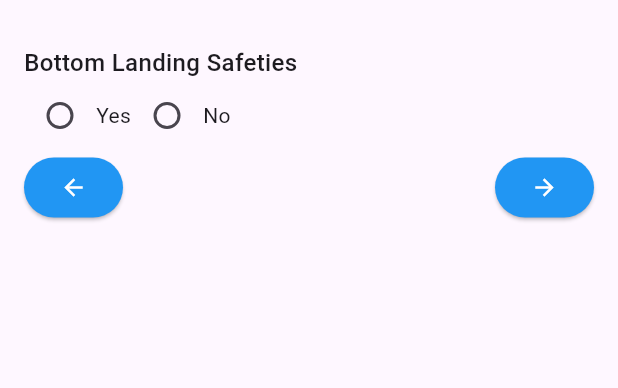
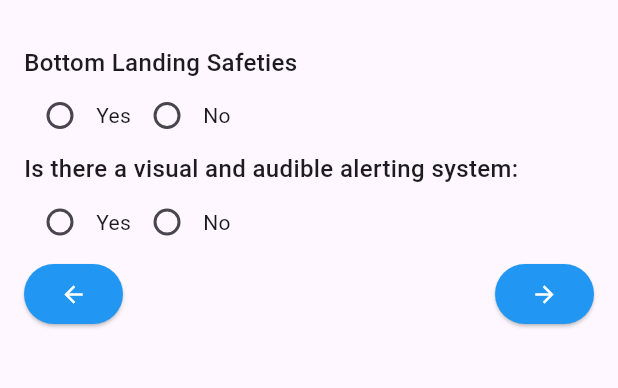
Before and after one commit to Janus-Solutions-Group/permatronics-e2e, a Flutter app: the BeltQuaterlyPage screen opened directly, swiped to page 3, on a phone screen of 412 x 824 dp, the part 63-451 px from its top. Run offline on Flutter 3.47's test engine with Material 3 defaults, Android fonts, the phone set to English and light mode, and no system bars; our stand-ins replace dropdown_search, get_storage, image_picker, pdf, screenshot; missing offline and left inert: gal, syncfusion_flutter_signaturepad; accounts and stored records are empty.

Commit message:
add visual and audible to all landing forms

```diff
--- a/lib/feature/belt/annual/widget/bottom_landing.dart
+++ b/lib/feature/belt/annual/widget/bottom_landing.dart
@@ -541,6 +541,12 @@ class _BottomLandingState extends State<BottomLanding> {
               },
             ),
 
+            CustomRadioTile(
+              id: 'bottom_landing_annual_53a',
+              title: 'Is there a visual and audible alerting system:',
+              values: const ['Yes', 'No'],
+              onChangeValue: (value) {},
+            ),
             CustomTextField(
               id: "bottom_landing_annual_54",
               title: 'Bottom Landing Notes/Comments:',
--- a/lib/feature/belt/quarterly_monthly/widget/bottom_landing.dart
+++ b/lib/feature/belt/quarterly_monthly/widget/bottom_landing.dart
@@ -105,6 +105,12 @@ class _BottomLandingState extends State<BottomLanding> {
                   //     jsonData['bottom_landing_red_warning_light'][value];
                 },
               ),
+            CustomRadioTile(
+              id: 'bottom_landing_5a',
+              title: 'Is there a visual and audible alerting system:',
+              values: const ['Yes', 'No'],
+              onChangeValue: (value) {},
+            ),
             CustomTextField(
               id: "bottom_landing_6",
               title: 'Bottom Landing Comments:',
--- a/lib/feature/belt/quarterly_monthly/widget/bottom_landing_safeties.dart
+++ b/lib/feature/belt/quarterly_monthly/widget/bottom_landing_safeties.dart
@@ -212,6 +212,12 @@ class _BottomLandingSafetiesState extends State<BottomLandingSafeties> {
                   ),
                 ],
               ),
+            CustomRadioTile(
+              id: 'bottom_landing_safeties_12',
+              title: 'Is there a visual and audible alerting system:',
+              values: const ['Yes', 'No'],
+              onChangeValue: (value) {},
+            ),
             Row(
               mainAxisAlignment: MainAxisAlignment.spaceBetween,
               children: [
--- a/lib/feature/belt/quarterly_monthly/widget/intermediate_landing.dart
+++ b/lib/feature/belt/quarterly_monthly/widget/intermediate_landing.dart
@@ -446,6 +446,12 @@ class _IntermediateLandingState extends State<IntermediateLanding> {
                 return const SizedBox.shrink();
               },
             ),
+            CustomRadioTile(
+              id: 'intermediate_landing_qt_${widget.index}_30a',
+              title: 'Is there a visual and audible alerting system:',
+              values: const ['Yes', 'No'],
+              onChangeValue: (value) {},
+            ),
             CustomTextField(
               id: 'intermediate_landing_quartmonth_${widget.index}_33',
               title: 'Intermediate Landing Comments:',
--- a/lib/feature/belt/quarterly_monthly/widget/top_landing.dart
+++ b/lib/feature/belt/quarterly_monthly/widget/top_landing.dart
@@ -366,6 +366,12 @@ class TopLanding extends StatelessWidget {
                 return const SizedBox.shrink();
               },
             ),
+            CustomRadioTile(
+              id: 'top_landing_31a',
+              title: 'Is there a visual and audible alerting system:',
+              values: const ['Yes', 'No'],
+              onChangeValue: (value) {},
+            ),
             CustomTextField(
               id: 'top_landing_32',
               title: 'Top Landing Comments:',
--- a/lib/feature/cage/annual/widgets/annual_landing_form.dart
+++ b/lib/feature/cage/annual/widgets/annual_landing_form.dart
@@ -305,6 +305,12 @@ class _AnnualLandingFormState extends State<AnnualLandingForm> {
             },
           ),
 
+          CustomRadioTile(
+            id: 'landing_${widget.index}_cage_annual_19a',
+            title: 'Is there a visual and audible alerting system:',
+            values: const ['Yes', 'No'],
+            onChangeValue: (value) {},
+          ),
           CustomTextField(
             id: 'landing_${widget.index}_cage_annual_20',
             title: "Landing Comments",
--- a/lib/feature/cage/quarterly/landing_form.dart
+++ b/lib/feature/cage/quarterly/landing_form.dart
@@ -140,6 +140,12 @@ class _CageLandingFormState extends State<CageLandingForm>
               return const SizedBox.shrink();
             },
           ),
+          CustomRadioTile(
+            id: 'landing_${widget.index}_cage_monthly_6b',
+            title: 'Is there a visual and audible alerting system:',
+            values: const ['Yes', 'No'],
+            onChangeValue: (value) {},
+          ),
           CustomTextField(
             id: 'landing_${widget.index}_cage_monthly_7',
             title: "Landing Comments",
```
